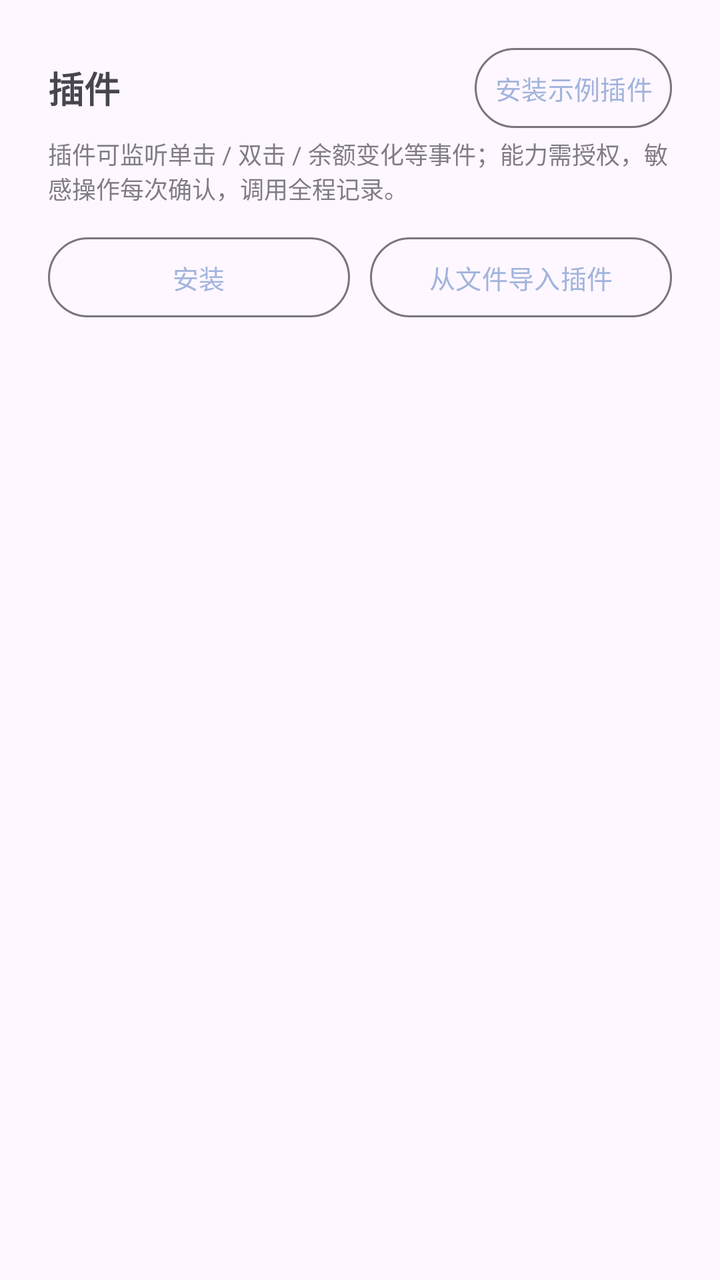
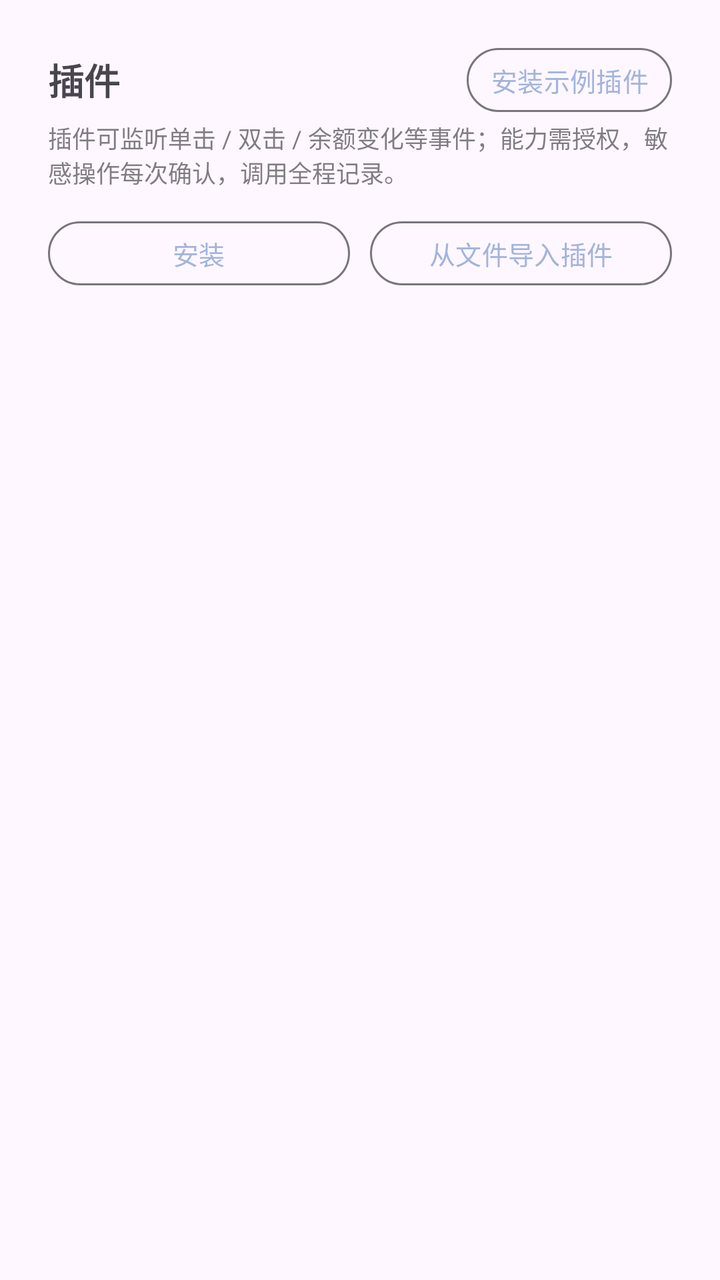

Before-and-after screenshots of an Android layout around one commit, followed by the original layout XML and the change that was made.
<!-- AndroidManifest.xml: application theme Theme.WhalePet -->
<!-- res/layout/page_plugins.xml -->
<?xml version="1.0" encoding="utf-8"?>
<ScrollView xmlns:android="http://schemas.android.com/apk/res/android"
    android:layout_width="match_parent"
    android:layout_height="match_parent"
    android:fillViewport="true">

    <LinearLayout
        android:layout_width="match_parent"
        android:layout_height="wrap_content"
        android:orientation="vertical"
        android:padding="24dp">

        
        <LinearLayout
            android:layout_width="match_parent"
            android:layout_height="wrap_content"
            android:gravity="center_vertical"
            android:orientation="horizontal">

            <TextView
                android:layout_width="0dp"
                android:layout_height="wrap_content"
                android:layout_weight="1"
                android:text="@string/tab_plugins"
                android:textSize="18sp"
                android:textStyle="bold" />

            <Button
                android:id="@+id/btn_plugin_sample"
                style="@style/Widget.WhalePet.Button"
                android:layout_width="wrap_content"
                android:layout_height="wrap_content"
                android:paddingLeft="10dp"
                android:paddingRight="10dp"
                android:text="@string/plugin_install_sample" />
        </LinearLayout>

        <TextView
            android:layout_width="match_parent"
            android:layout_height="wrap_content"
            android:layout_marginTop="4dp"
            android:alpha="0.7"
            android:text="@string/plugins_page_hint"
            android:textSize="12sp" />

        
        <LinearLayout
            android:layout_width="match_parent"
            android:layout_height="wrap_content"
            android:layout_marginTop="16dp"
            android:orientation="horizontal">

            <Button
                android:id="@+id/btn_plugin_install"
                style="@style/Widget.WhalePet.Button"
                android:layout_width="0dp"
                android:layout_height="wrap_content"
                android:layout_weight="1"
                android:text="@string/plugin_install" />

            <Button
                android:id="@+id/btn_plugin_import"
                style="@style/Widget.WhalePet.Button"
                android:layout_width="0dp"
                android:layout_height="wrap_content"
                android:layout_marginStart="10dp"
                android:layout_weight="1"
                android:text="@string/plugin_import_from_file" />
        </LinearLayout>

        <LinearLayout
            android:id="@+id/ll_plugins"
            android:layout_width="match_parent"
            android:layout_height="wrap_content"
            android:layout_marginTop="12dp"
            android:orientation="vertical" />
    </LinearLayout>
</ScrollView>
<!-- resources referenced by this layout -->
<resources>
  <string name="plugin_import_from_file">从文件导入插件</string>
  <string name="plugin_install">安装</string>
  <string name="plugin_install_sample">安装示例插件</string>
  <string name="plugins_page_hint">插件可监听单击 / 双击 / 余额变化等事件；能力需授权，敏感操作每次确认，调用全程记录。</string>
  <string name="tab_plugins">插件</string>
  <style name="Widget.WhalePet.Button" parent="Widget.Material3.Button.OutlinedButton">
          
          <item name="android:minHeight">40dp</item>
          <item name="android:minWidth">0dp</item>
          <item name="android:insetTop">0dp</item>
          <item name="android:insetBottom">0dp</item>
          <item name="android:paddingLeft">16dp</item>
          <item name="android:paddingRight">16dp</item>
          <item name="android:textSize">13sp</item>
      </style>
  <style name="Theme.WhalePet" parent="Theme.Material3.DayNight.NoActionBar">
          
          <item name="colorPrimary">#A2B4DD</item>
          <item name="colorOnPrimary">#FFFFFF</item>
          <item name="colorPrimaryContainer">#D6DEF2</item>
          <item name="colorOnPrimaryContainer">#22315E</item>
          <item name="android:statusBarColor">@android:color/transparent</item>
      </style>
</resources>

<!-- the commit's change to res/layout/page_plugins.xml (unified diff, before → after) -->
@@ -26,12 +26,16 @@
                 android:textStyle="bold" />
 
             <Button
+                android:insetBottom="0dp"
+                android:insetTop="0dp"
+                android:textSize="13sp"
+                android:minHeight="32dp"
                 android:id="@+id/btn_plugin_sample"
                 style="@style/Widget.WhalePet.Button"
                 android:layout_width="wrap_content"
                 android:layout_height="wrap_content"
-                android:paddingLeft="10dp"
-                android:paddingRight="10dp"
+                android:paddingLeft="12dp"
+                android:paddingRight="12dp"
                 android:text="@string/plugin_install_sample" />
         </LinearLayout>
 
@@ -51,6 +55,10 @@
             android:orientation="horizontal">
 
             <Button
+                android:insetBottom="0dp"
+                android:insetTop="0dp"
+                android:textSize="13sp"
+                android:minHeight="32dp"
                 android:id="@+id/btn_plugin_install"
                 style="@style/Widget.WhalePet.Button"
                 android:layout_width="0dp"
@@ -59,6 +67,10 @@
                 android:text="@string/plugin_install" />
 
             <Button
+                android:insetBottom="0dp"
+                android:insetTop="0dp"
+                android:textSize="13sp"
+                android:minHeight="32dp"
                 android:id="@+id/btn_plugin_import"
                 style="@style/Widget.WhalePet.Button"
                 android:layout_width="0dp"
